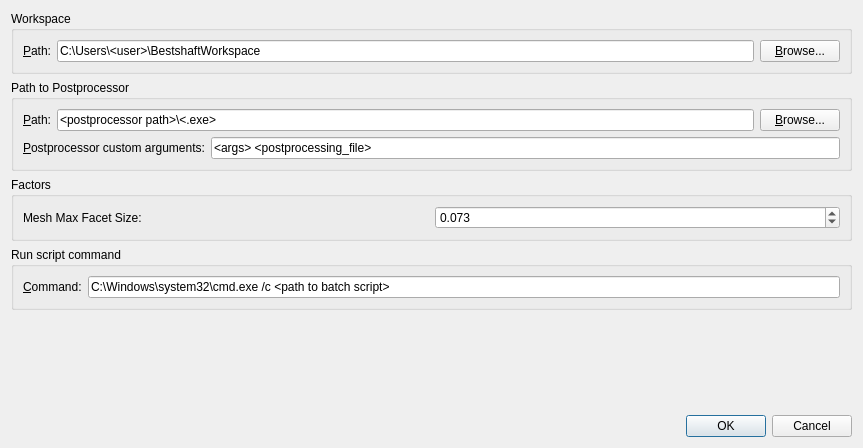
Above: extension/src/settingsdialog.ui from f55desu/bestshaft before the change. Below: the same form after it.
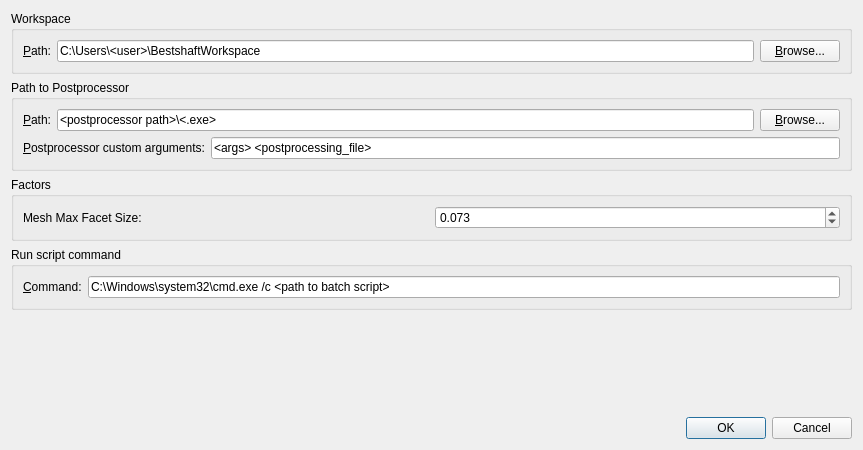
That is the form after the change.

Commit message: Getting Von Mises from StressCalculator

The edit to the form file:
```diff
--- a/extension/src/settingsdialog.ui
+++ b/extension/src/settingsdialog.ui
@@ -7,7 +7,7 @@
     <x>0</x>
     <y>0</y>
     <width>863</width>
-    <height>448</height>
+    <height>450</height>
    </rect>
   </property>
   <property name="windowTitle">
```
Left out of the diff: 12 changed lines with no effect on the pictures. The commit also changes 2 other files.
